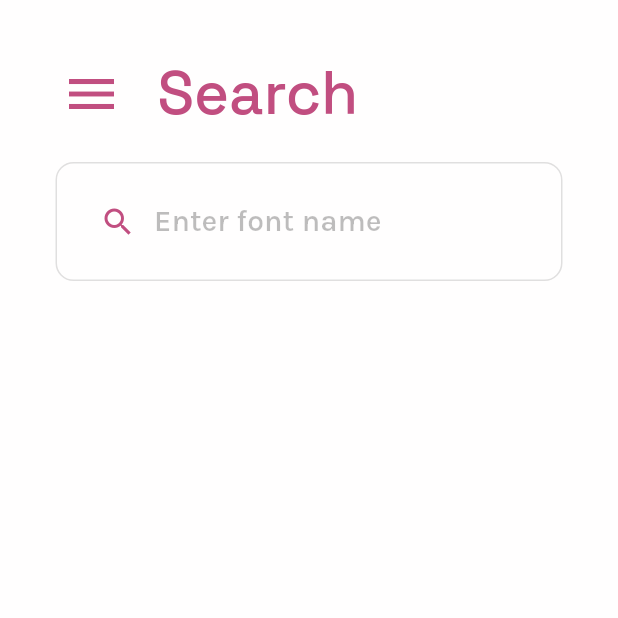
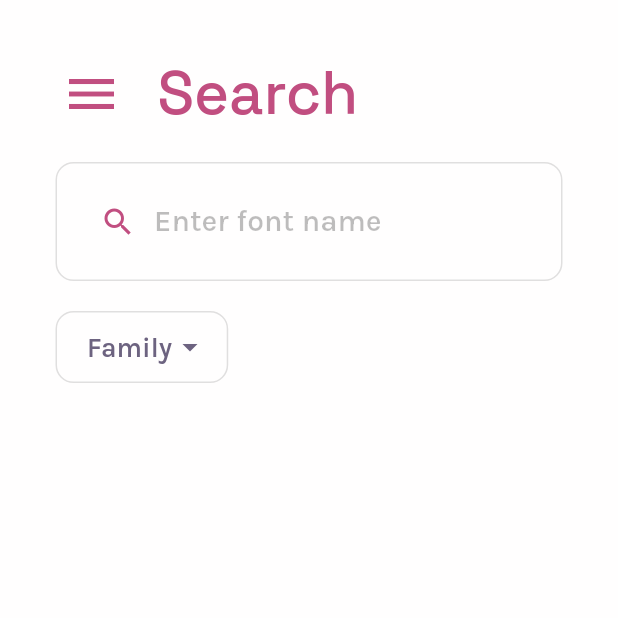
Before and after one commit to ShreeyansB/fontina, a Flutter app: the screen it shows after launch, on a phone screen of 412 x 824 dp, the top half of it. Run offline on Flutter 3.47's test engine with Material 2 defaults, Android fonts, the phone set to English and light mode, and no system bars; our stand-ins replace fl_chart, flutter_svg, get, google_fonts; missing offline and left inert: just_debounce_it, universal_html; network calls fail.

Commit message:
Implemented half logic for family filter

```diff
--- a/lib/components/fonts_table.dart
+++ b/lib/components/fonts_table.dart
@@ -118,6 +118,7 @@ class FontsDataTable extends StatelessWidget {
         physics: BouncingScrollPhysics() ,
         scrollDirection: Axis.horizontal,
         child: DataTable(
+          showCheckboxColumn: false,
           headingTextStyle: MyTheme.cardValue.copyWith(fontSize: 17 * scale),
           dataTextStyle: MyTheme.cardKey
               .copyWith(fontSize: 15 * scale, letterSpacing: 0.8),
--- a/lib/dependencies/fonts_dep.dart
+++ b/lib/dependencies/fonts_dep.dart
@@ -2,6 +2,7 @@ import 'dart:convert';
 import 'package:fl_chart/fl_chart.dart';
 import 'package:flutter/material.dart';
 import 'package:fontina/components/fonts_info_chart.dart';
+import 'package:fontina/dependencies/search_filter_dep.dart';
 import 'package:http/http.dart' as http;
 import 'package:get/get.dart';
 
@@ -49,6 +50,17 @@ class FontgenFontsController extends GetxController {
   RxList<FontgenFonts> fonts = RxList<FontgenFonts>.empty(growable: true);
   var url = Uri.parse("https://fontgen-sb.herokuapp.com/list-fonts");
   List<String> types = [];
+  List<String> weights = [
+    '100',
+    '200',
+    '300',
+    '400',
+    '500',
+    '600',
+    '700',
+    '800',
+    '900'
+  ];
   List<Color> colors = [
     Color(0xffa6dc8c),
     Color(0xff908cdc),
@@ -94,6 +106,8 @@ class FontgenFontsController extends GetxController {
           key: (item) => item,
           value: (item) => colors[types.indexOf(item)],
         );
+        Get.find<SearchFilterController>().initFilters();
+
         return true;
       } else {
         return false;
--- /dev/null
+++ b/lib/dependencies/search_filter_dep.dart
@@ -0,0 +1,132 @@
+import 'package:flutter/material.dart';
+import 'package:fontina/dependencies/fonts_dep.dart';
+import 'package:fontina/util/theme.dart';
+import 'package:get/get.dart';
+
+class SearchFilterController extends GetxController {
+  Map family = {};
+  Map weights = {};
+  Map price = {};
+
+  void initFilters() {
+    var _fontsController = Get.find<FontgenFontsController>();
+    family = {for (var item in _fontsController.types) '$item': true};
+    weights = {for (var item in _fontsController.weights) '$item': true};
+    price = {'isPaid': true, 'isFree': true};
+    print("init");
+  }
+}
+
+class MyPopupMenu extends StatefulWidget {
+  const MyPopupMenu({Key? key, required this.title, required this.options})
+      : super(key: key);
+
+  final String title;
+  final List<String> options;
+
+  @override
+  _MyPopupMenuState createState() => _MyPopupMenuState();
+}
+
+class _MyPopupMenuState extends State<MyPopupMenu> {
+  @override
+  Widget build(BuildContext context) {
+    var filter;
+    var filterController = Get.find<SearchFilterController>();
+    if (widget.title.toLowerCase() == 'family') {
+      filter = filterController.family;
+    } else if (widget.title.toLowerCase() == 'weights') {
+      filter = filterController.weights;
+    } else if (widget.title.toLowerCase() == 'price') {
+      filter = filterController.price;
+    } else {
+      filter = {0: true};
+    }
+    return PopupMenuButton(
+      tooltip: "",
+      offset: Offset(0, 68),
+      child: Container(
+          child: Row(
+            mainAxisSize: MainAxisSize.min,
+            children: [
+              Text(
+                widget.title,
+                style: MyTheme.cardKey,
+              ),
+              Icon(
+                Icons.arrow_drop_down,
+                color: MyTheme.textColorSecondary,
+              )
+            ],
+          ),
+          padding: MyTheme.cardPadding.copyWith(left: 40) / 2,
+          decoration: BoxDecoration(
+            borderRadius: MyTheme.borderRadius,
+            border: Border.all(color: Colors.black12, width: 1.0),
+          )),
+      elevation: 0,
+      shape: RoundedRectangleBorder(
+          borderRadius: MyTheme.borderRadius,
+          side: BorderSide(width: 1.0, color: Colors.black12)),
+      itemBuilder: (context) {
+        return List.generate(widget.options.length, (index) {
+          return MyPopupItem(
+            value: [widget.title.toLowerCase(), widget.options[index]],
+            child: GetBuilder<SearchFilterController>(
+              builder: (controller) {
+                return Row(
+                  mainAxisSize: MainAxisSize.min,
+                  children: [
+                    Opacity(
+                        opacity: filter[widget.options[index]] ? 1 : 0.22,
+                        child: Icon(Icons.done_rounded)),
+                    SizedBox(
+                      width: 10,
+                    ),
+                    Text(
+                      widget.options[index],
+                      style: MyTheme.cardKey.copyWith(fontSize: 16),
+                    ),
+                  ],
+                );
+              },
+            ),
+          );
+        });
+      },
+    );
+  }
+}
+
+class MyPopupItem extends PopupMenuItem {
+  MyPopupItem({
+    Key? key,
+    required Widget child,
+    dynamic value,
+    GetxController? controller,
+  }) : super(key: key, child: child, value: value);
+
+  late final GetxController? controller;
+
+  @override
+  _MyPopupItemState createState() => _MyPopupItemState();
+}
+
+class _MyPopupItemState extends PopupMenuItemState {
+  @override
+  void handleTap() {
+    var filterController = Get.find<SearchFilterController>();
+    Map filter;
+    if (widget.value[0] == 'family') {
+      filter = filterController.family;
+    } else if (widget.value[0] == 'weights') {
+      filter = filterController.weights;
+    } else if (widget.value[0] == 'price') {
+      filter = filterController.price;
+    } else {
+      filter = {0: true};
+    }
+    filter[widget.value[1]] = !filter[widget.value[1]];
+    filterController.update();
+  }
+}
--- a/lib/main.dart
+++ b/lib/main.dart
@@ -1,6 +1,7 @@
 import 'package:flutter/material.dart';
 import 'package:fontina/dependencies/fontgen_info_dep.dart';
 import 'package:fontina/dependencies/fonts_dep.dart';
+import 'package:fontina/dependencies/search_filter_dep.dart';
 import 'package:fontina/dependencies/search_textfield_dep.dart';
 import 'package:fontina/screens/base_screen.dart';
 import 'package:get/get.dart';
@@ -14,6 +15,7 @@ void main() {
   Get.put(FontgenInfoController());
   Get.put(FontgenFontsController());
   Get.put(SearchTextfieldController());
+  Get.put(SearchFilterController());
   runApp(MyApp());
 }
 
@@ -38,9 +40,14 @@ class MyApp extends StatelessWidget {
           colorScheme: ColorScheme.fromSwatch(
               primarySwatch: Colors.pink, accentColor: Colors.pink),
           textTheme: GoogleFonts.karlaTextTheme(
-          Theme.of(context).textTheme.apply(bodyColor: MyTheme.textColorLight),
+            Theme.of(context)
+                .textTheme
+                .apply(bodyColor: MyTheme.textColorLight),
           ),
-      ),
+          tooltipTheme: TooltipThemeData(
+              decoration: BoxDecoration(
+            color: Colors.transparent,
+          ))),
       home: BaseScreen(),
     );
   }
--- a/lib/screens/search_screen.dart
+++ b/lib/screens/search_screen.dart
@@ -1,7 +1,8 @@
 import 'dart:async';
-
 import 'package:flutter/material.dart';
 import 'package:fontina/components/fonts_search.dart';
+import 'package:fontina/dependencies/fonts_dep.dart';
+import 'package:fontina/dependencies/search_filter_dep.dart';
 import 'package:fontina/dependencies/search_textfield_dep.dart';
 import 'package:fontina/dependencies/side_navigation_dep.dart';
 import 'package:fontina/util/responsive.dart';
@@ -27,6 +28,7 @@ class _SearchScreenState extends State<SearchScreen> {
   @override
   Widget build(BuildContext context) {
     var _size = MediaQuery.of(context).size;
+    var _fontsController = Get.find<FontgenFontsController>();
     return SafeArea(
       child: SingleChildScrollView(
         physics: BouncingScrollPhysics(),
@@ -82,8 +84,12 @@ class _SearchScreenState extends State<SearchScreen> {
                 maxLines: 1,
                 decoration: InputDecoration(
                   hintText: "Enter font name",
-                  hintStyle: MyTheme.cardKey.copyWith(fontSize: 20, color: Colors.black26),
-                  prefixIcon: Icon(Icons.search, color: MyTheme.primaryColorLight,),
+                  hintStyle: MyTheme.cardKey
+                      .copyWith(fontSize: 20, color: Colors.black26),
+                  prefixIcon: Icon(
+                    Icons.search,
+                    color: MyTheme.primaryColorLight,
+                  ),
                   border: InputBorder.none,
                   focusedBorder: InputBorder.none,
                   enabledBorder: InputBorder.none,
@@ -91,6 +97,15 @@ class _SearchScreenState extends State<SearchScreen> {
                   disabledBorder: InputBorder.none,
                 ),
               ),
+            ),
+            SizedBox(
+              height: 20.0,
+            ),
+            Wrap(
+              direction: Axis.horizontal,
+              children: [
+                MyPopupMenu(title: 'Family', options: _fontsController.types),
+              ],
             ),
             SizedBox(
               height: 20.0,
```
Lines whose indentation alone changed are shown as unchanged.
